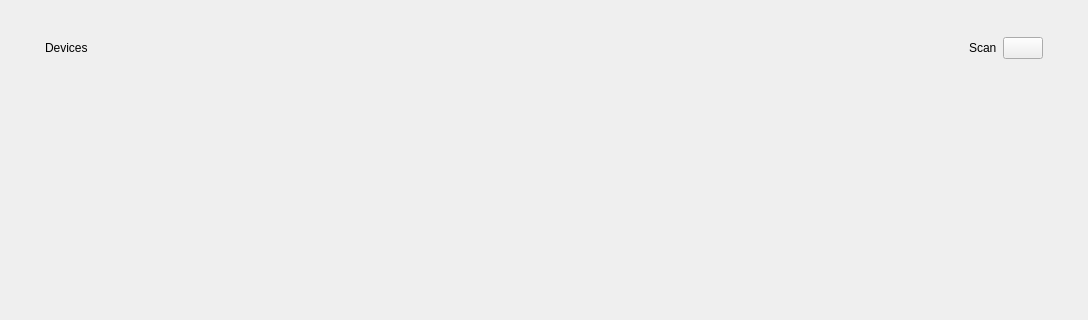
Above: core/ui/scopyhomepage.ui from JJuanill/scopy before the change; both pictures show x 0 to 1088 and y 0 to 320 of the 1088 by 545 pixel window. Below: the same form after it.
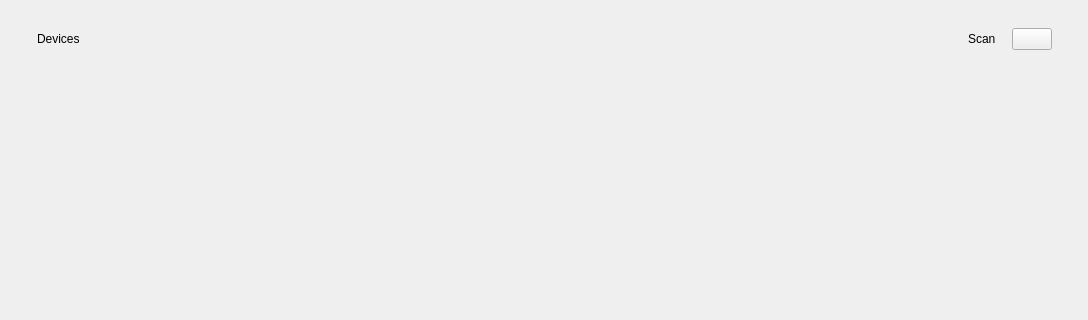
That is the form after the change. Custom widgets are drawn as their Qt base class.

Commit message: harmonic: Changed style of smallOnOffSwitch - Changed color of device list widget card

```diff
--- a/core/ui/scopyhomepage.ui
+++ b/core/ui/scopyhomepage.ui
@@ -46,7 +46,20 @@
      <item>
       <widget class="QWidget" name="DeviceListWidget" native="true">
        <layout class="QVBoxLayout" name="verticalLayout_3">
+        <property name="leftMargin">
+         <number>1</number>
+        </property>
+        <property name="topMargin">
+         <number>0</number>
+        </property>
+        <property name="rightMargin">
+         <number>1</number>
+        </property>
+        <property name="bottomMargin">
+         <number>0</number>
+        </property>
         <item>
+         <widget class="QWidget" name="DeviceListHeader" native="true">
          <layout class="QHBoxLayout" name="horizontalLayout_2">
           <property name="leftMargin">
            <number>16</number>
@@ -55,7 +68,7 @@
            <number>8</number>
           </property>
           <property name="rightMargin">
-           <number>16</number>
+            <number>15</number>
           </property>
           <property name="bottomMargin">
            <number>8</number>
@@ -82,6 +95,9 @@
           </item>
           <item>
            <layout class="QHBoxLayout" name="horizontalLayout_3">
+             <property name="spacing">
+              <number>16</number>
+             </property>
             <property name="sizeConstraint">
              <enum>QLayout::SetMaximumSize</enum>
             </property>
@@ -117,6 +133,7 @@
            </layout>
           </item>
          </layout>
+         </widget>
         </item>
         <item>
          <widget class="scopy::DeviceBrowser" name="wDeviceBrowser" native="true">
```
Left out of the diff: 4 changed lines with no effect on the pictures. Lines whose indentation alone changed are shown as unchanged. The commit also changes 5 other files.
